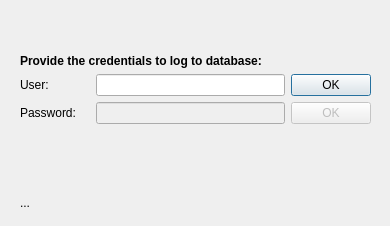
Old version of the form UI/layout.ui in the repository kanies89/ZIPper.
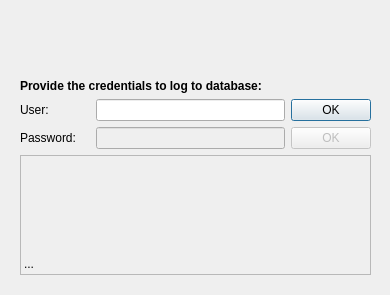
New version of the form. Icons and pictures are not drawn.

Patch:
```diff
--- a/UI/layout.ui
+++ b/UI/layout.ui
@@ -7,7 +7,7 @@
     <x>0</x>
     <y>0</y>
     <width>390</width>
-    <height>226</height>
+    <height>295</height>
    </rect>
   </property>
   <property name="windowTitle">
@@ -19,7 +19,7 @@
      <x>20</x>
      <y>20</y>
      <width>351</width>
-     <height>190</height>
+     <height>255</height>
     </rect>
    </property>
    <layout class="QVBoxLayout" name="verticalLayout">
@@ -123,15 +123,33 @@
       <property name="minimumSize">
        <size>
         <width>0</width>
-        <height>80</height>
+        <height>120</height>
        </size>
       </property>
+      <property name="frameShape">
+       <enum>QFrame::StyledPanel</enum>
+      </property>
+      <property name="frameShadow">
+       <enum>QFrame::Sunken</enum>
+      </property>
+      <property name="lineWidth">
+       <number>1</number>
+      </property>
+      <property name="midLineWidth">
+       <number>1</number>
+      </property>
       <property name="text">
        <string>...</string>
       </property>
       <property name="alignment">
        <set>Qt::AlignBottom|Qt::AlignLeading|Qt::AlignLeft</set>
       </property>
+      <property name="wordWrap">
+       <bool>true</bool>
+      </property>
+      <property name="textInteractionFlags">
+       <set>Qt::TextBrowserInteraction</set>
+      </property>
      </widget>
     </item>
    </layout>
```
Left out of the diff: 7 changed lines with no effect on the pictures.
